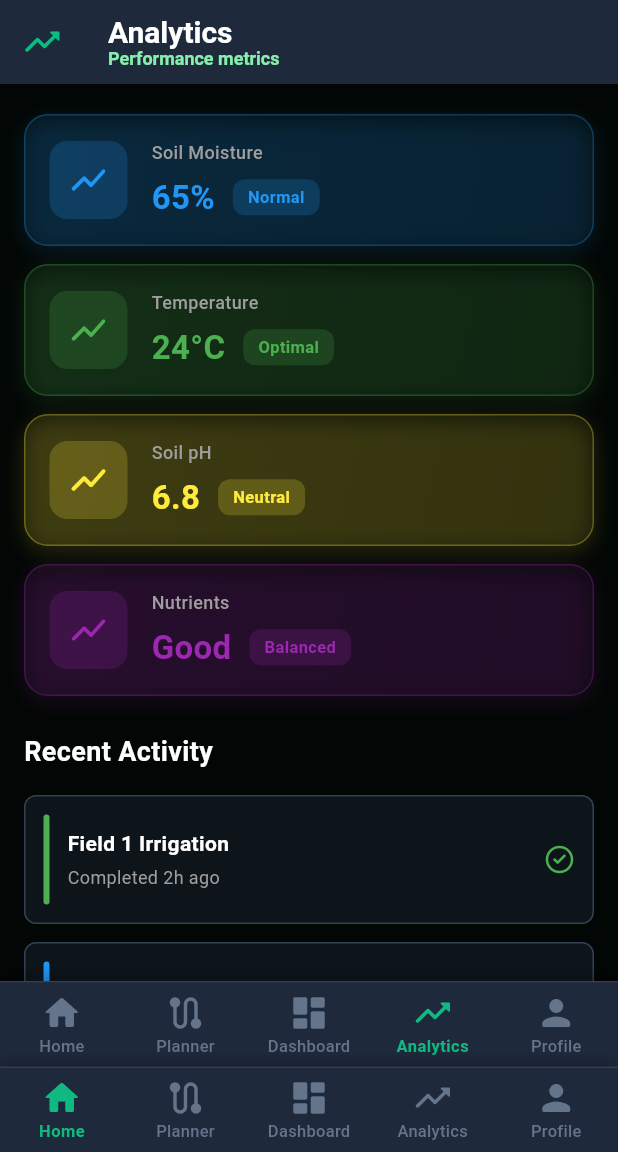
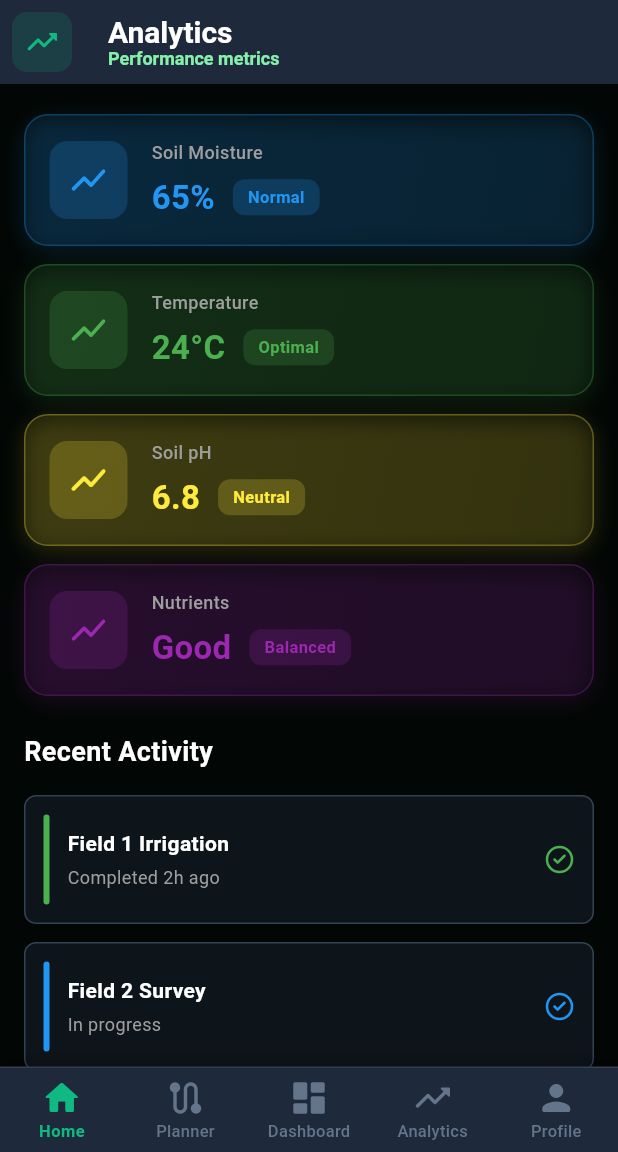
Before and after one commit to aniket-gawande/TRINETRA-APP, a Flutter app: the AnalyticsScreen screen opened by its route, on a phone screen of 412 x 824 dp, the part 84-1236 px from its top. Run offline on Flutter 3.47's test engine with Material 3 defaults, Android fonts, the phone set to English and light mode, and no system bars; our stand-ins replace dio, firebase_core, flutter_map, geolocator, google_sign_in, latlong2 and 1 more; accounts and stored records are empty.

Commit message:
Complete fix: Remove icon box rendering, fix duplicate navbar in profile, remove orphaned code in analytics

```diff
--- a/lib/screens/analytics_screen.dart
+++ b/lib/screens/analytics_screen.dart
@@ -1,52 +1,27 @@
 import 'package:flutter/material.dart';
 import 'package:lucide_icons/lucide_icons.dart';
-import '../components/bottom_nav_bar.dart'; // Import added
 
-class AnalyticsScreen extends StatefulWidget {
+class AnalyticsScreen extends StatelessWidget {
   const AnalyticsScreen({super.key});
-
-  @override
-  State<AnalyticsScreen> createState() => _AnalyticsScreenState();
-}
-
-class _AnalyticsScreenState extends State<AnalyticsScreen> {
-  // Navigation handler
-  void _onNavTapped(int index) {
-    if (index == 3) return; // Already on Analytics
-    switch (index) {
-      case 0:
-        Navigator.of(context).pushReplacementNamed('/');
-        break;
-      case 1:
-        Navigator.of(context).pushReplacementNamed('/planner');
-        break;
-      case 2:
-        Navigator.of(context).pushReplacementNamed('/dashboard');
-        break;
-      case 4:
-        Navigator.of(context).pushReplacementNamed('/profile');
-        break;
-    }
-  }
 
   @override
   Widget build(BuildContext context) {
     return Scaffold(
       backgroundColor: const Color(0xFF020604),
-      // Added Bottom Navigation Bar
-      bottomNavigationBar: BottomNavBar(
-        selectedIndex: 3,
-        onTabTapped: _onNavTapped,
-      ),
       appBar: AppBar(
         backgroundColor: const Color(0xFF1e293b),
         elevation: 0,
-        leading: Padding(
+        leading: Container(
+          margin: const EdgeInsets.all(8),
           padding: const EdgeInsets.all(8),
-          child: Icon(
+          decoration: BoxDecoration(
+            color: const Color(0xFF10b981).withValues(alpha: 0.15),
+            borderRadius: BorderRadius.circular(10),
+          ),
+          child: const Icon(
             Icons.trending_up_rounded,
-            color: const Color(0xFF10b981),
-            size: 28,
+            color: Color(0xFF10b981),
+            size: 24,
           ),
         ),
         title: const Column(
--- a/lib/screens/dashboard_screen.dart
+++ b/lib/screens/dashboard_screen.dart
@@ -1,5 +1,4 @@
 import 'package:flutter/material.dart';
-import 'package:lucide_icons/lucide_icons.dart';
 import '../components/bottom_nav_bar.dart'; // Import added
 
 class DashboardScreen extends StatefulWidget {
```
Also changed, not shown: lib/screens/profile_screen.dart (+4 -4 lines), 1 other file.
